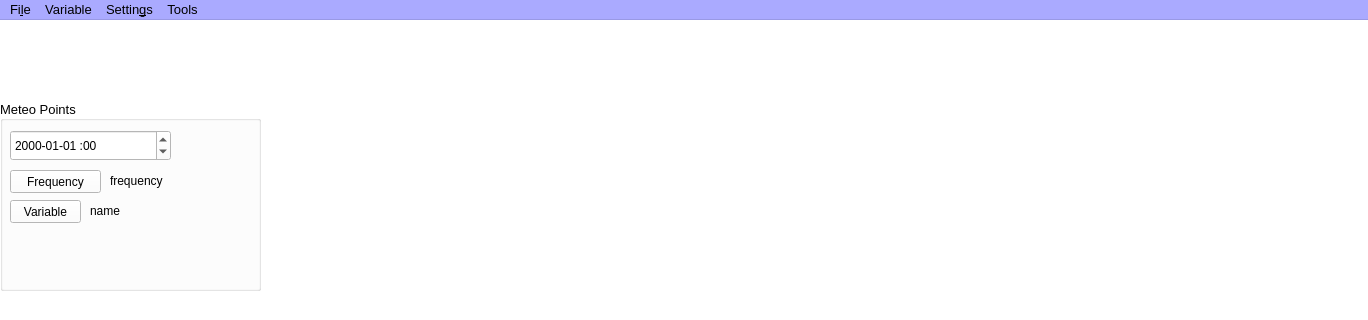
Before: the Qt Designer form PRAGA/mainwindow.ui in gaowudao/CRITERIA3D, drawn with Qt 5; both pictures show x 0 to 1368 and y 0 to 320 of the 1368 by 768 pixel window.
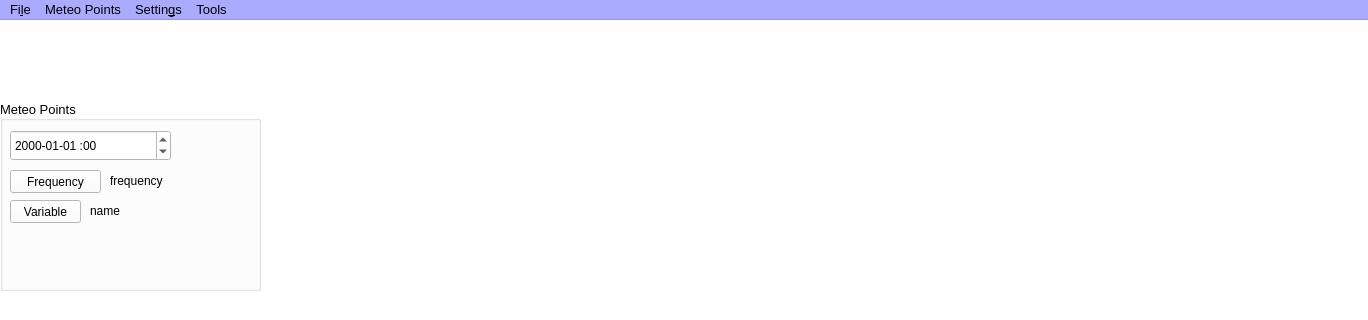
After: the same form once the commit is applied.

The edit to the form file:
```diff
--- a/PRAGA/mainwindow.ui
+++ b/PRAGA/mainwindow.ui
@@ -461,7 +461,7 @@
       <x>270</x>
       <y>0</y>
       <width>681</width>
-      <height>561</height>
+      <height>451</height>
      </rect>
     </property>
     <property name="font">
@@ -1675,7 +1675,7 @@
      <x>0</x>
      <y>0</y>
      <width>1368</width>
-     <height>26</height>
+     <height>21</height>
     </rect>
    </property>
    <property name="palette">
@@ -2119,7 +2119,7 @@
    </widget>
    <widget class="QMenu" name="menuVariable">
     <property name="title">
-     <string>Variable</string>
+     <string>Meteo Points</string>
     </property>
     <addaction name="actionVariableNone"/>
     <addaction name="actionVariableChoose"/>
```
Left out of the diff: 18 changed lines with no effect on the pictures.
